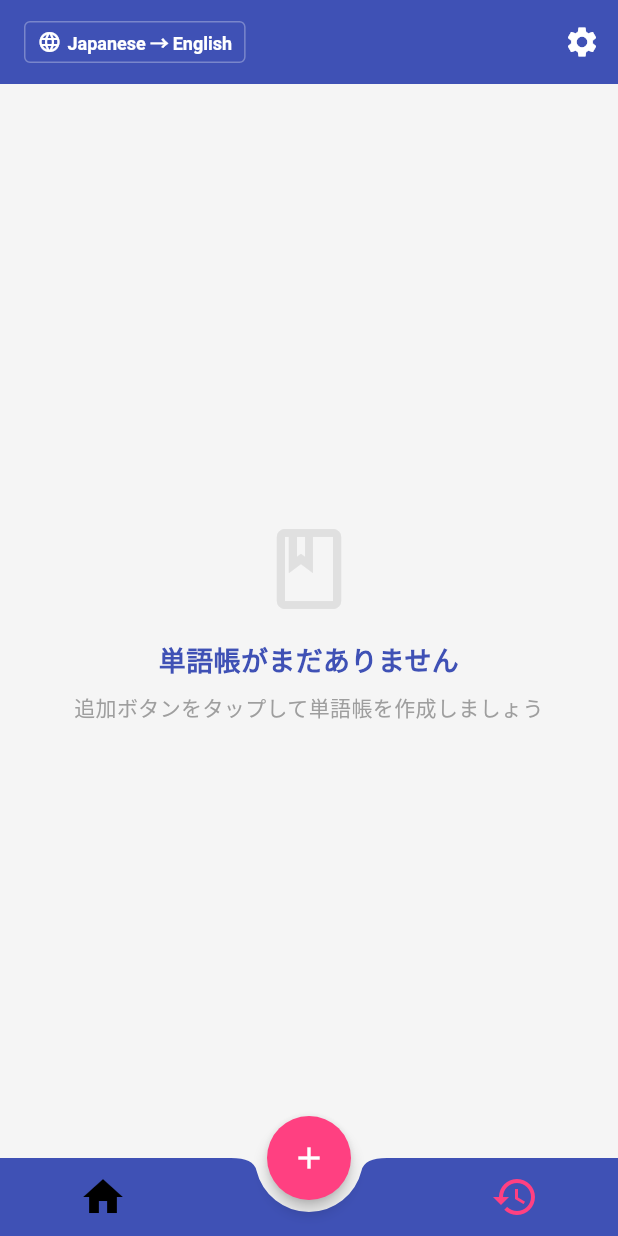
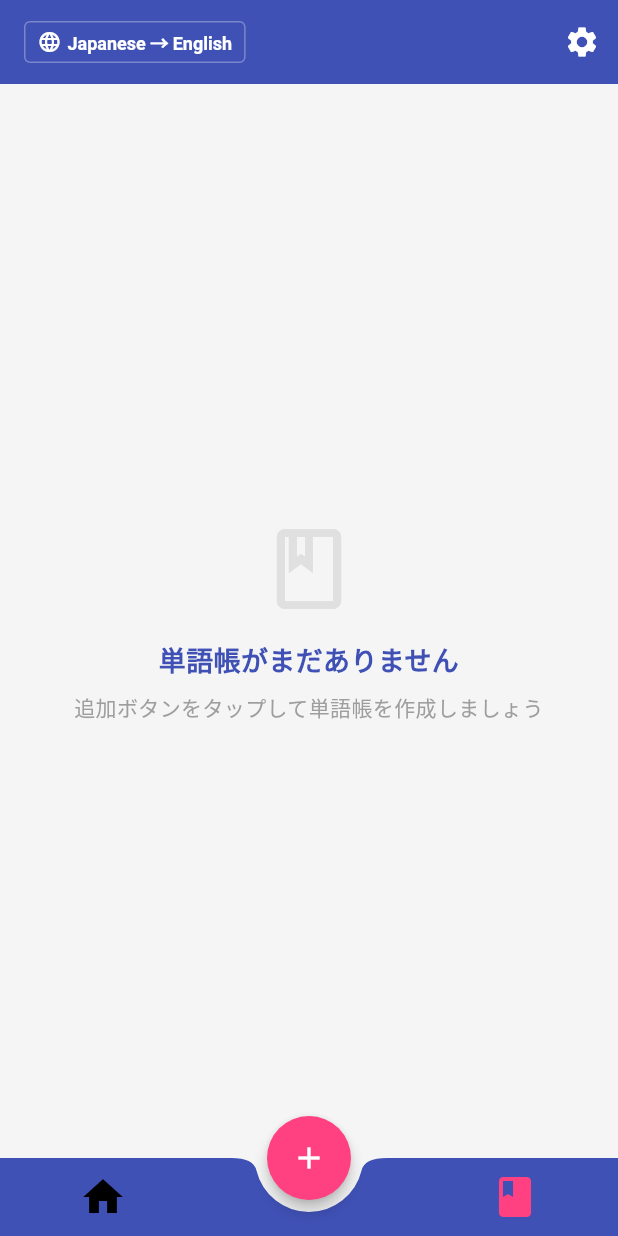
Before and after one commit to matsutakk/MyDecks, a Flutter app: the DeckListScreen screen opened by its route, on a phone screen of 412 x 824 dp. Run offline on Flutter 3.47's test engine with Material 3 defaults, Android fonts, the phone set to English and light mode, and no system bars; our stand-ins replace cloud_firestore, file_picker, firebase_auth, firebase_core, firebase_storage, flutter_riverpod and 4 more; missing offline and left inert: receive_sharing_intent; accounts and stored records are empty; generated files the repository leaves out were written again; statements that could not run were skipped.

Commit message:
fix: themeMode provider

```diff
--- a/mydecks/lib/components/word_card.dart
+++ b/mydecks/lib/components/word_card.dart
@@ -14,7 +14,8 @@ class WordCard extends StatelessWidget {
   });
 
   Future<void> _speak(String text) async {
-    await flutterTts.setLanguage(word.targetLanguage);
+    // await flutterTts.setLanguage(word.targetLanguage);
+    await flutterTts.setLanguage('en-US');
     await flutterTts.setPitch(1.0);
     await flutterTts.speak(text);
   }
@@ -29,7 +30,7 @@ class WordCard extends StatelessWidget {
         borderRadius: BorderRadius.circular(12),
       ),
       child: InkWell(
-        onTap: onTap,
+        // onTap: onTap,
         child: Column(
           crossAxisAlignment: CrossAxisAlignment.start,
           children: [
--- a/mydecks/lib/constants/app_routes.dart
+++ b/mydecks/lib/constants/app_routes.dart
@@ -1,4 +1,8 @@
 class AppRoutes {
+  static const String signin = '/signin';
   static const String home = '/home';
+  static const String decks = '/decks';
+  static const String deckDetail = '/deck-detail';
   static const String settings = '/settings';
+  static const String importData = '/import_data';
 }
--- a/mydecks/lib/screens/settings_screen.dart
+++ b/mydecks/lib/screens/settings_screen.dart
@@ -41,7 +41,8 @@ class _SettingsScreenState extends ConsumerState<SettingsScreen> {
     final theme = Theme.of(context);
     final languageState = ref.watch(languageProvider);
     final themeMode = ref.watch(themeModeProvider);
-    final isDarkMode = themeMode == ThemeMode.dark;
+    final isDarkMode = themeMode == ThemeMode.dark ||
+    (themeMode == ThemeMode.system && MediaQuery.of(context).platformBrightness == Brightness.dark);
 
 
     final safeNativeLanguage = getSafeLanguage(
--- a/mydecks/lib/screens/wrapper_home_screen.dart
+++ b/mydecks/lib/screens/wrapper_home_screen.dart
@@ -78,7 +78,7 @@ class _WrapperHomeScreenState extends ConsumerState<WrapperHomeScreen> {
             Expanded(
               child: IconButton(
                 icon: Icon(
-                  Icons.history,
+                  Icons.book,
                   color: currentIndex == 1
                     ? colorScheme.secondary
                     : colorScheme.onSurface,
```
Also changed, not shown: mydecks/lib/constants/app_themes.dart (+1 -19 lines), mydecks/lib/screens/decks_screen.dart (+14 -10 lines), mydecks/firebase.json, 1 other file.
